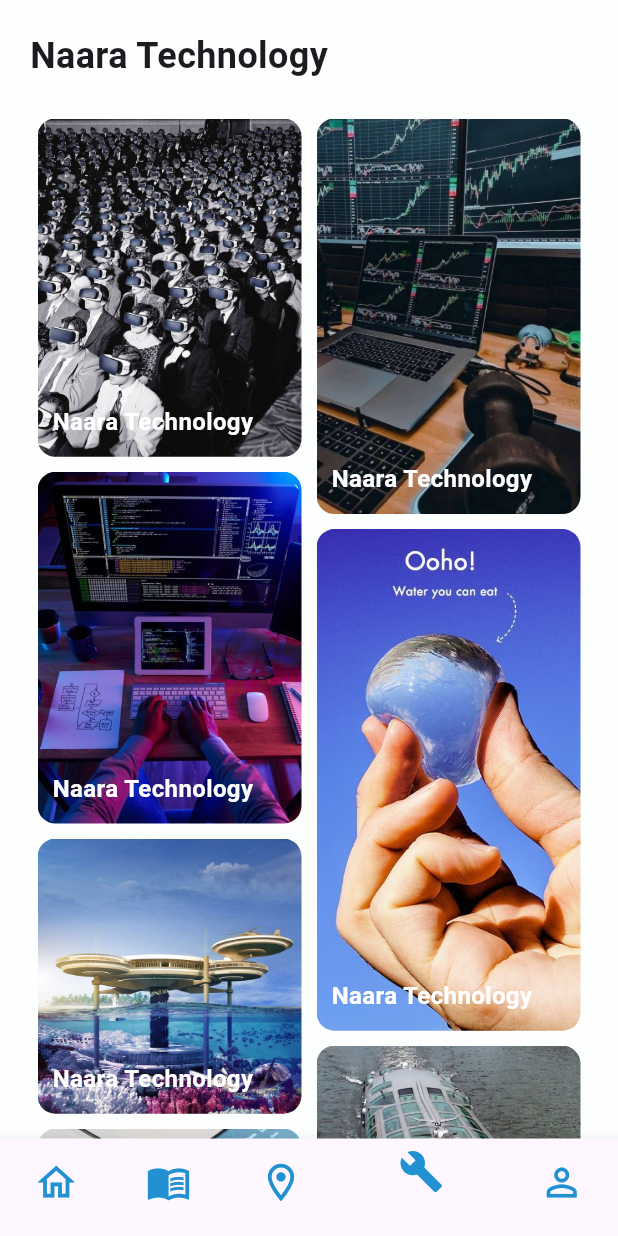
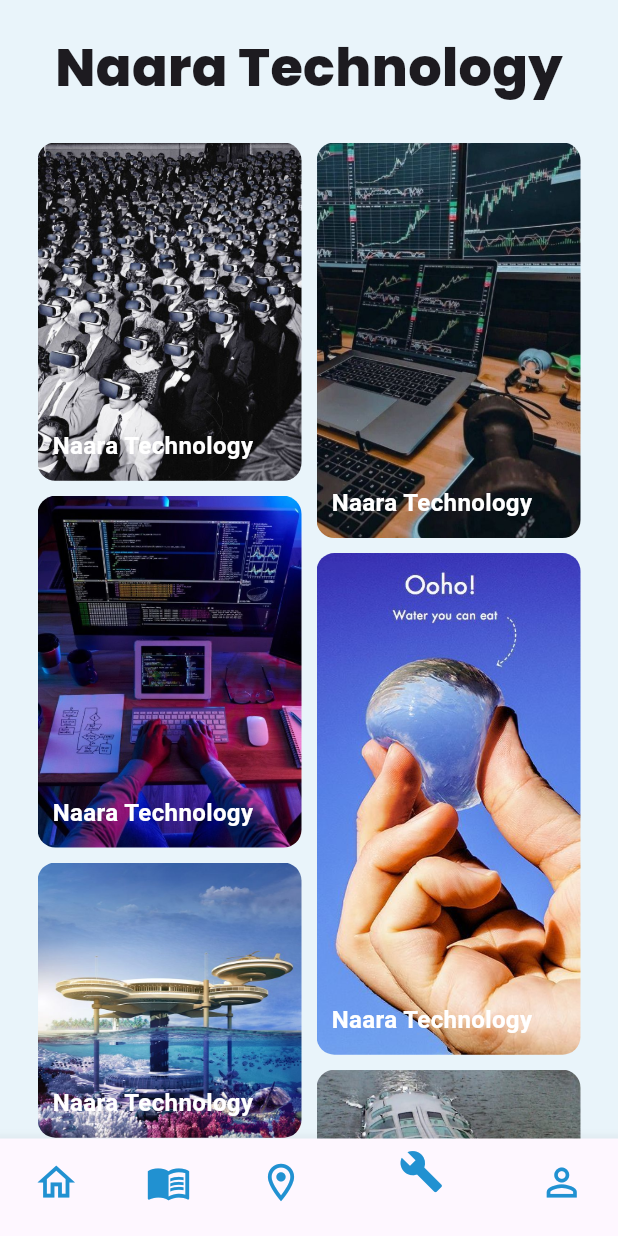
Before and after one commit to raihansyahrin/naara_app, a Flutter app: the screen it shows after launch, item 4 of the bottom bar chosen, on a phone screen of 412 x 824 dp. Run offline on Flutter 3.47's test engine with Material 3 defaults, Android fonts, the phone set to English and light mode, and no system bars; our stand-ins replace google_fonts, google_maps_flutter.

Commit message:
color themes

```diff
--- a/lib/pages/dashboard_page.dart
+++ b/lib/pages/dashboard_page.dart
@@ -1,6 +1,7 @@
 import 'package:flutter/material.dart';
 import 'package:hackfest2024_naara/models/dashboard_model/places_model.dart';
 import 'package:hackfest2024_naara/pages/article_page.dart';
+import 'package:hackfest2024_naara/themes/colors.dart';
 import 'package:hackfest2024_naara/widgets/dashboard_page/header_widget.dart';
 import 'package:hackfest2024_naara/widgets/dashboard_page/water_information_widget.dart';
 import 'package:hackfest2024_naara/widgets/dashboard_page/naara_places_widget.dart';
@@ -26,6 +27,7 @@ class _DashboardPageState extends State<DashboardPage> {
     initModel();
     return SafeArea(
       child: Scaffold(
+        backgroundColor: light,
         body: ListView(
           children: [
             Column(
--- a/lib/pages/education_page.dart
+++ b/lib/pages/education_page.dart
@@ -1,5 +1,6 @@
 import 'package:flutter/material.dart';
 import 'package:hackfest2024_naara/models/education_model/education_model.dart';
+import 'package:hackfest2024_naara/themes/colors.dart';
 import 'package:hackfest2024_naara/widgets/education_page/category_selector_widget.dart';
 import 'package:hackfest2024_naara/widgets/education_page/education_list_widget.dart';
 import 'package:hackfest2024_naara/widgets/education_page/search_field_widget.dart';
@@ -29,6 +30,7 @@ class _EducationPageState extends State<EducationPage> {
   Widget build(BuildContext context) {
     initModel();
     return Scaffold(
+      backgroundColor: light,
       body: SafeArea(
         child: SingleChildScrollView(
           child: Column(
--- a/lib/pages/profile_page.dart
+++ b/lib/pages/profile_page.dart
@@ -21,6 +21,7 @@ class _ProfilePageState extends State<ProfilePage> {
   Widget build(BuildContext context) {
     initModel();
     return Scaffold(
+      backgroundColor: light,
       body: Stack(
         children: [
           Container(
@@ -40,7 +41,7 @@ class _ProfilePageState extends State<ProfilePage> {
                   topLeft: Radius.circular(100),
                   topRight: Radius.circular(100),
                 ),
-                color: Colors.white,
+                color: light,
               ),
             ),
           ),
--- a/lib/pages/splash_page.dart
+++ b/lib/pages/splash_page.dart
@@ -1,4 +1,5 @@
 import 'package:flutter/material.dart';
+import 'package:hackfest2024_naara/themes/colors.dart';
 
 class SplashPage extends StatelessWidget {
   const SplashPage({super.key});
@@ -8,7 +9,7 @@ class SplashPage extends StatelessWidget {
     return MaterialApp(
       debugShowCheckedModeBanner: false,
       home: Scaffold(
-        backgroundColor: Color(0xFFFCFFFE),
+        backgroundColor: light,
         body: Center(
           child: Container(
             child: Image.asset(
--- a/lib/pages/technology_page.dart
+++ b/lib/pages/technology_page.dart
@@ -1,6 +1,8 @@
 import 'package:flutter/material.dart';
 import 'package:flutter_staggered_grid_view/flutter_staggered_grid_view.dart';
+import 'package:google_fonts/google_fonts.dart';
 import 'package:hackfest2024_naara/models/technology_model/technology_model.dart';
+import 'package:hackfest2024_naara/themes/colors.dart';
 
 class TechnologyPage extends StatefulWidget {
   const TechnologyPage({Key? key});
@@ -20,18 +22,19 @@ class _TechnologyPageState extends State<TechnologyPage> {
   Widget build(BuildContext context) {
     initModel();
     return Scaffold(
+      backgroundColor: light,
       body: SafeArea(
         child: Column(
           children: [
             Padding(
               padding: const EdgeInsets.all(20.0),
               child: Align(
-                alignment: Alignment.centerLeft,
+                alignment: Alignment.center,
                 child: Text(
                   'Naara Technology',
-                  style: TextStyle(
-                    fontSize: 24,
-                    fontWeight: FontWeight.bold,
+                  style: GoogleFonts.poppins(
+                    fontWeight: FontWeight.w800,
+                    fontSize: 35,
                   ),
                 ),
               ),
--- a/lib/routes/routing_navigation.dart
+++ b/lib/routes/routing_navigation.dart
@@ -5,6 +5,7 @@ import 'package:hackfest2024_naara/pages/education_page.dart';
 import 'package:hackfest2024_naara/pages/map_page.dart';
 import 'package:hackfest2024_naara/pages/profile_page.dart';
 import 'package:hackfest2024_naara/pages/technology_page.dart';
+import 'package:hackfest2024_naara/themes/colors.dart';
 
 class Home extends StatefulWidget {
   const Home({super.key});
@@ -33,6 +34,7 @@ class _HomeState extends State<Home> {
   @override
   Widget build(BuildContext context) {
     return Scaffold(
+        backgroundColor: light,
         // appBar: AppBar(
         //   title: Text('Movies'),
         //   backgroundColor: Colors.black,
--- a/lib/widgets/dashboard_page/header_widget.dart
+++ b/lib/widgets/dashboard_page/header_widget.dart
@@ -11,7 +11,7 @@ class Header extends StatelessWidget {
   Widget build(BuildContext context) {
     return Container(
       decoration: BoxDecoration(
-        color: secondary,
+        color: primary,
       ),
       child: Padding(
         padding: const EdgeInsets.all(20.0),
@@ -38,13 +38,13 @@ class Header extends StatelessWidget {
                 Container(
                   padding: EdgeInsets.all(5),
                   decoration: BoxDecoration(
-                    color: light,
+                    color: secondary,
                     shape: BoxShape.circle,
                   ),
                   child: Icon(
                     Icons.notifications_active_outlined,
                     size: 30,
-                    color: primary,
+                    color: light,
                   ),
                 ),
                 SizedBox(
--- a/lib/widgets/education_page/search_field_widget.dart
+++ b/lib/widgets/education_page/search_field_widget.dart
@@ -31,14 +31,14 @@ class SearchField extends StatelessWidget {
                 textAlignVertical: TextAlignVertical.center,
                 decoration: InputDecoration(
                   hintText: 'Search',
-                  hintStyle: TextStyle(color: tertiary),
+                  hintStyle: TextStyle(color: light),
                   contentPadding: EdgeInsets.symmetric(horizontal: 15),
                   prefixIcon: Padding(
                     padding: const EdgeInsets.all(12),
                     child: Icon(
                       Icons.search_rounded,
                       size: 24,
-                      color: tertiary,
+                      color: light,
                     ),
                   ),
                   border: InputBorder.none,
```
